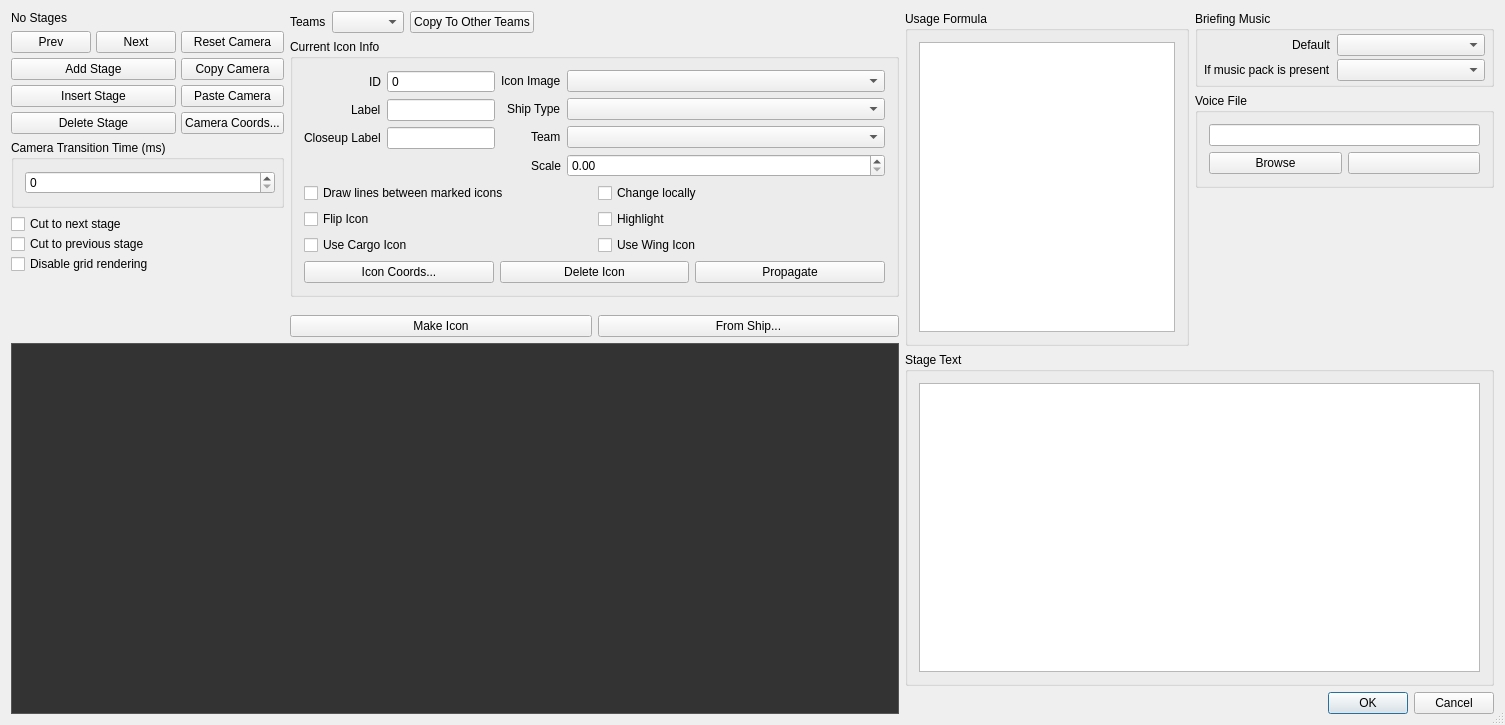
The window that qtfred/ui/BriefingEditorDialog.ui (MjnMixael/fs2open.github.com) describes before a commit, drawn with Qt 5.
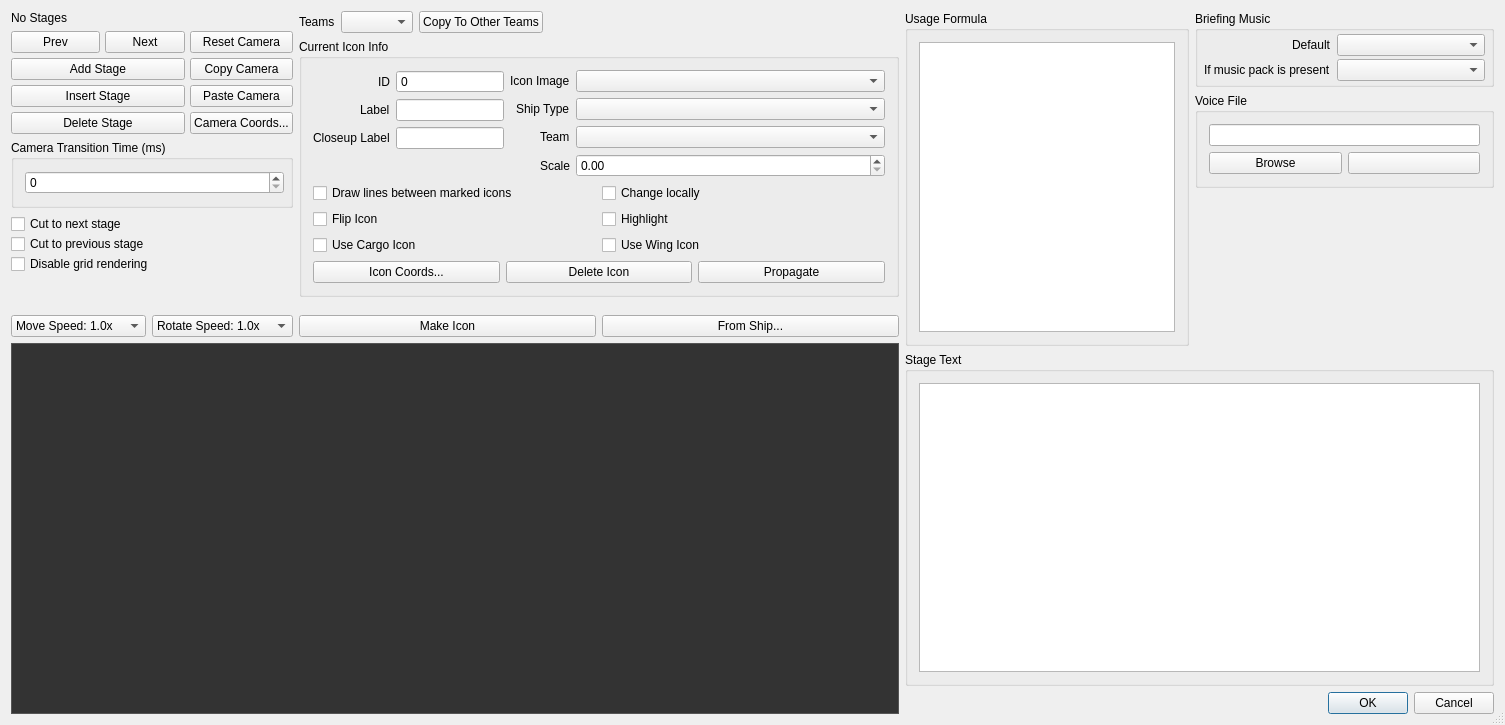
The same window after the commit. Icons and pictures are not drawn. Custom widgets are drawn as their Qt base class.

Commit message: add briefing camera movement/rotation speed selectors

```diff
--- a/qtfred/ui/BriefingEditorDialog.ui
+++ b/qtfred/ui/BriefingEditorDialog.ui
@@ -223,7 +223,7 @@
           </layout>
          </item>
          <item>
-          <spacer name="stageControlsSpacer">
+         <spacer name="stageControlsSpacer">
            <property name="orientation">
             <enum>Qt::Vertical</enum>
            </property>
@@ -235,6 +235,54 @@
            </property>
           </spacer>
          </item>
+         <item>
+          <layout class="QHBoxLayout" name="cameraSpeedLayout">
+           <item>
+            <widget class="QComboBox" name="movementSpeedComboBox">
+             <item>
+              <property name="text">
+               <string>Move Speed: 0.25x</string>
+              </property>
+             </item>
+             <item>
+              <property name="text">
+               <string>Move Speed: 0.5x</string>
+              </property>
+             </item>
+             <item>
+              <property name="text">
+               <string>Move Speed: 1.0x</string>
+              </property>
+             </item>
+             <property name="currentIndex">
+              <number>2</number>
+             </property>
+            </widget>
+           </item>
+           <item>
+            <widget class="QComboBox" name="rotationSpeedComboBox">
+             <item>
+              <property name="text">
+               <string>Rotate Speed: 0.25x</string>
+              </property>
+             </item>
+             <item>
+              <property name="text">
+               <string>Rotate Speed: 0.5x</string>
+              </property>
+             </item>
+             <item>
+              <property name="text">
+               <string>Rotate Speed: 1.0x</string>
+              </property>
+             </item>
+             <property name="currentIndex">
+              <number>2</number>
+             </property>
+            </widget>
+           </item>
+          </layout>
+         </item>
         </layout>
        </item>
        <item>
```
The commit also changes 4 other files.
